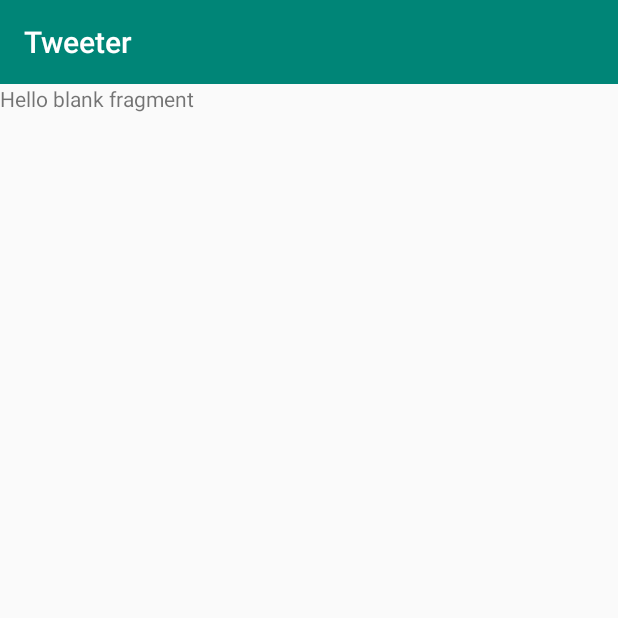
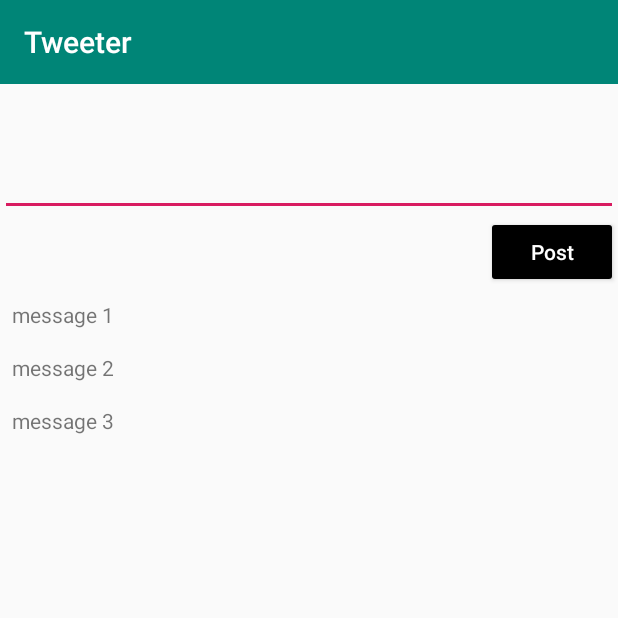
Before and after one commit to taiem92dn/TwitSplit, an Android app: the screen it shows after launch (MessagesActivity), on a phone screen of 412 x 824 dp, the top half of it. Run offline under Robolectric (Android 15) with nearby library versions, the phone set to English and light mode, and no system bars; our stand-ins replace Dagger/Hilt's generated code.

Commit message:
- implement simple UI

```diff
--- a/app/src/main/AndroidManifest.xml
+++ b/app/src/main/AndroidManifest.xml
@@ -6,6 +6,7 @@
     <application
         android:allowBackup="false"
         android:icon="@mipmap/ic_launcher"
+        android:name=".app.App"
         android:label="@string/app_name"
         android:roundIcon="@mipmap/ic_launcher_round"
         android:supportsRtl="true"
--- a/app/src/main/java/com/example/tweeter/di/component/AppComponent.kt
+++ b/app/src/main/java/com/example/tweeter/di/component/AppComponent.kt
@@ -2,6 +2,7 @@ package com.example.tweeter.di.component
 
 import com.example.tweeter.app.AppPreferencesHelper
 import com.example.tweeter.di.module.AppModule
+import com.example.tweeter.ui.message.MessagesFragment
 import dagger.Component
 import javax.inject.Singleton
 
@@ -12,4 +13,5 @@ import javax.inject.Singleton
 interface AppComponent {
     fun appPreferencesHelper() : AppPreferencesHelper
 
+    fun inject(messagesFragment: MessagesFragment)
 }
--- /dev/null
+++ b/app/src/main/java/com/example/tweeter/ui/message/MessagesAdapter.kt
@@ -0,0 +1,40 @@
+package com.example.tweeter.ui.message
+
+import android.support.v7.widget.RecyclerView
+import android.text.TextUtils
+import android.view.LayoutInflater
+import android.view.View
+import android.view.ViewGroup
+import com.example.tweeter.R
+import kotlinx.android.synthetic.main.item_message.view.*
+
+class MessagesAdapter(data : MutableList<String>) : RecyclerView.Adapter<MessagesAdapter.ViewHolder>() {
+
+    var mData : MutableList<String> = data
+
+    override fun onCreateViewHolder(parent: ViewGroup, viewType: Int): ViewHolder {
+        val view = LayoutInflater.from(parent.context).inflate(R.layout.item_message, parent, false)
+
+        return ViewHolder(view)
+    }
+
+    override fun getItemCount(): Int {
+        return mData.size
+    }
+
+    fun addItem(item : String) {
+        if (!TextUtils.isEmpty(item)) {
+            mData.add(item)
+            notifyDataSetChanged()
+        }
+    }
+
+    override fun onBindViewHolder(holder: ViewHolder, position: Int) {
+        holder.itemView.tvMessage.text = mData.get(position)
+    }
+
+
+    class ViewHolder(itemView: View) : RecyclerView.ViewHolder(itemView)
+
+
+}
--- a/app/src/main/java/com/example/tweeter/ui/message/MessagesFragment.kt
+++ b/app/src/main/java/com/example/tweeter/ui/message/MessagesFragment.kt
@@ -1,15 +1,19 @@
 package com.example.tweeter.ui.message
 
+import android.content.Context
 import android.os.Bundle
+import android.support.v7.widget.LinearLayoutManager
 import android.view.LayoutInflater
 import android.view.View
 import android.view.ViewGroup
 import com.example.tweeter.R
+import com.example.tweeter.di.component.AppComponent
 import com.example.tweeter.presenter.MessagesPresenter
 import com.example.tweeter.ui.base.BaseFragment
+import kotlinx.android.synthetic.main.fragment_messages.*
 import javax.inject.Inject
 
-class MessagesFragment : BaseFragment() {
+class MessagesFragment : BaseFragment(), IMessageView{
 
     private val TAG = MessagesFragment::class.simpleName
 
@@ -23,9 +27,53 @@ class MessagesFragment : BaseFragment() {
 
     }
 
+    var mAdapter : MessagesAdapter ?= null
+
     override fun onCreateView(inflater: LayoutInflater, container: ViewGroup?,
                               savedInstanceState: Bundle?): View? {
         // Inflate the layout for this fragment
         return inflater.inflate(R.layout.fragment_messages, container, false)
     }
+
+    override fun onScreenVisible() {
+        super.onScreenVisible()
+
+        initialize()
+
+        setupUI()
+    }
+
+    private fun initialize() {
+        getComponent(AppComponent::class.java).inject(this)
+        mMessagesPresenter.setView(this)
+    }
+
+    private fun setupUI() {
+
+        mAdapter = MessagesAdapter(mutableListOf("message 1", "message 2", "message 3"))
+
+        rvMessages.apply {
+            layoutManager = LinearLayoutManager(context, LinearLayoutManager.VERTICAL, false)
+
+            this.adapter = mAdapter
+        }
+
+        btPost.setOnClickListener {
+            mAdapter?.addItem(etInputMessage.text.toString())
+            etInputMessage.text = null
+        }
+
+
+    }
+
+
+    override fun showLoading() {
+
+    }
+
+    override fun hideLoading() {
+
+    }
+
+    override fun getContext(): Context = activity as Context
 }
--- a/app/src/main/res/layout/fragment_messages.xml
+++ b/app/src/main/res/layout/fragment_messages.xml
@@ -1,14 +1,30 @@
 <?xml version="1.0" encoding="utf-8"?>
-<FrameLayout xmlns:android="http://schemas.android.com/apk/res/android"
-             xmlns:tools="http://schemas.android.com/tools"
-             android:layout_width="match_parent"
-             android:layout_height="match_parent"
-             tools:context=".ui.message.MessagesFragment">
+<LinearLayout
+    xmlns:android="http://schemas.android.com/apk/res/android"
+     xmlns:tools="http://schemas.android.com/tools"
+     android:layout_width="match_parent"
+     android:layout_height="match_parent"
+      android:orientation="vertical"
+     tools:context=".ui.message.MessagesFragment">
 
-    <!-- TODO: Update blank fragment layout -->
-    <TextView
+    <EditText
+        android:id="@+id/etInputMessage"
         android:layout_width="match_parent"
-        android:layout_height="match_parent"
-        android:text="@string/hello_blank_fragment"/>
+        android:layout_height="wrap_content"
+        android:minLines="3"/>
+    <Button
+        android:id="@+id/btPost"
+        android:layout_width="wrap_content"
+        android:layout_height="wrap_content"
+        android:layout_gravity="end"
+        android:backgroundTint="#000"
+        android:textColor="#fff"
+        android:textAllCaps="false"
+        android:text="@string/post"/>
 
-</FrameLayout>
+    <android.support.v7.widget.RecyclerView
+        android:id="@+id/rvMessages"
+        android:layout_width="match_parent"
+        android:layout_height="wrap_content"/>
+
+</LinearLayout>
--- /dev/null
+++ b/app/src/main/res/layout/item_message.xml
@@ -0,0 +1,11 @@
+<?xml version="1.0" encoding="utf-8"?>
+<FrameLayout
+    xmlns:android="http://schemas.android.com/apk/res/android"
+    android:layout_width="match_parent"
+    android:layout_height="wrap_content"
+    android:padding="@dimen/default_margin_small">
+    <TextView
+        android:id="@+id/tvMessage"
+        android:layout_width="match_parent"
+        android:layout_height="match_parent"/>
+</FrameLayout>
--- /dev/null
+++ b/app/src/main/res/values/dimens.xml
@@ -0,0 +1,13 @@
+<?xml version="1.0" encoding="utf-8"?>
+<resources> <!--DEFAULT MARGIN-->
+
+    <dimen name="default_margin_tiny">4dp</dimen>
+    <dimen name="default_margin_xtiny">6dp</dimen>
+    <dimen name="default_margin_small">8dp</dimen>
+    <dimen name="default_margin_xsmall">12dp</dimen>
+    <dimen name="default_margin_normal">16dp</dimen>
+    <dimen name="default_margin_xnormal">24dp</dimen>
+    <dimen name="default_margin_medium">32dp</dimen>
+    <dimen name="default_margin_large">48dp</dimen>
+    <dimen name="default_margin_xlarge">72dp</dimen>
+</resources>
--- a/app/src/main/res/values/strings.xml
+++ b/app/src/main/res/values/strings.xml
@@ -1,6 +1,5 @@
 <resources>
     <string name="app_name">Tweeter</string>
 
-    <!-- TODO: Remove or change this placeholder text -->
-    <string name="hello_blank_fragment">Hello blank fragment</string>
+    <string name="post">Post</string>
 </resources>
```
